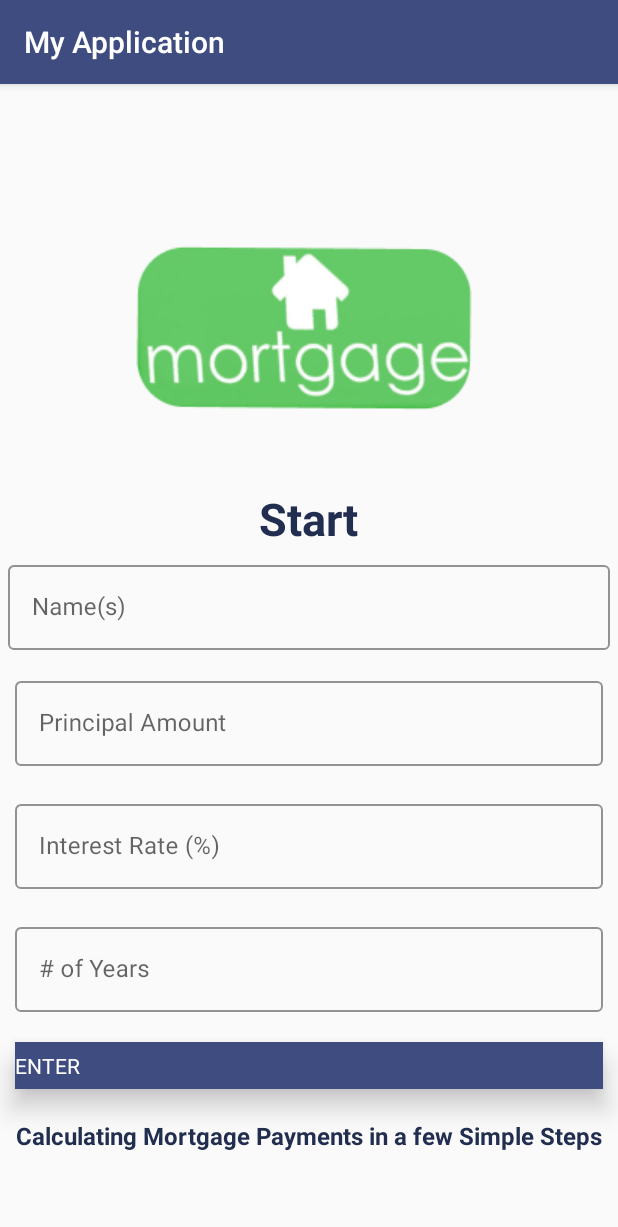
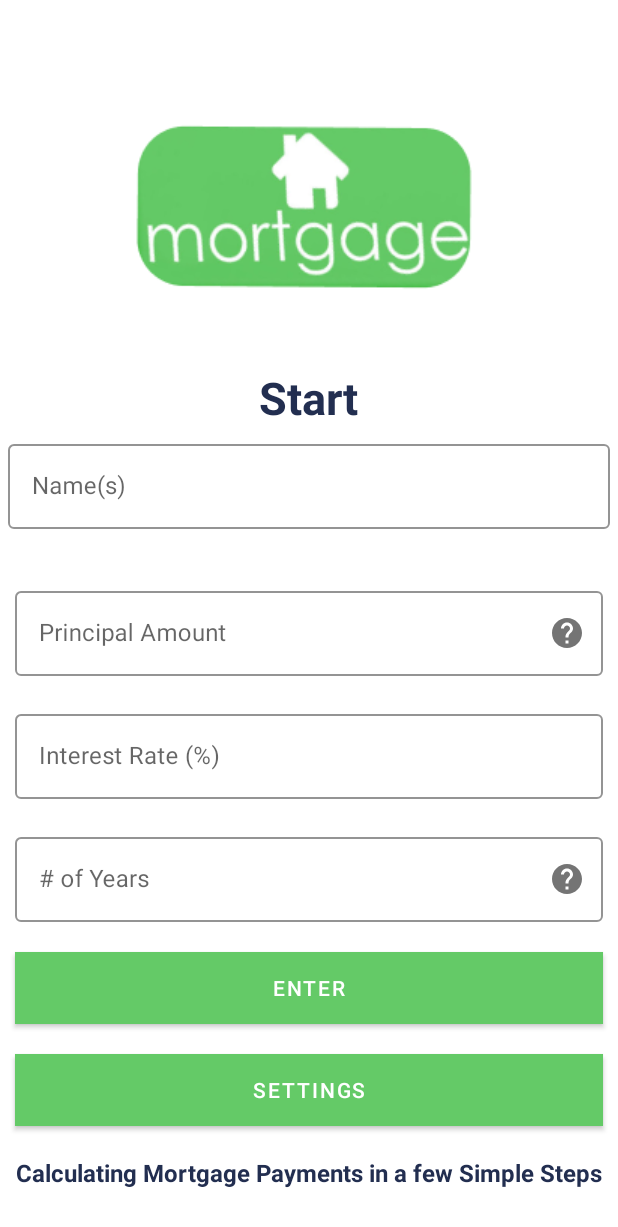
Before and after one commit to tyrellshawn/EzMortgage, an Android app: the screen it shows after launch (MainActivity), on a phone screen of 412 x 824 dp. Shown: the top 1227 px of the screen. Run offline under Robolectric (Android 15) with nearby library versions, the phone set to English and light mode, and no system bars.

Commit message:
Added Trailing Icons for Principal and Years, todo create Dialog that provides users a definition for the Values.

```diff
--- a/app/build.gradle
+++ b/app/build.gradle
@@ -27,5 +27,5 @@ dependencies {
     androidTestImplementation 'androidx.test.espresso:espresso-core:3.2.0'
 
     //Google Material UI
-    implementation 'com.google.android.material:material:1.0.0'
+    implementation 'com.google.android.material:material:1.2.0-alpha03'
 }
--- a/app/src/main/java/com/olaolukiyesi/myapplication/MainActivity.java
+++ b/app/src/main/java/com/olaolukiyesi/myapplication/MainActivity.java
@@ -3,12 +3,27 @@ package com.olaolukiyesi.myapplication;
 import androidx.appcompat.app.AppCompatActivity;
 
 import android.os.Bundle;
+import android.view.View;
+
+import com.google.android.material.dialog.MaterialAlertDialogBuilder;
+import com.google.android.material.textfield.TextInputLayout;
 
 public class MainActivity extends AppCompatActivity {
-
+ TextInputLayout mPrincipalLayout;
+ TextInputLayout mNumberofYearsLayout;
     @Override
     protected void onCreate(Bundle savedInstanceState) {
         super.onCreate(savedInstanceState);
         setContentView(R.layout.activity_main);
+        mPrincipalLayout = findViewById(R.id.txtPrincipal_layout);
+        mNumberofYearsLayout = findViewById(R.id.txtYears_layout);
+
+        mPrincipalLayout.setEndIconOnClickListener(new View.OnClickListener() {
+            @Override
+            public void onClick(View v) {
+
+                //new MaterialAlertDialogBuilder(getApplicationContext(),R.style.ThemeOverlay_MaterialComponents_MaterialAlertDialog).setTitle("Principal").setMessage("The amount due minus the down Payment.").setPositiveButton("Ok",null).show();
+            }
+        });
     }
 }
--- /dev/null
+++ b/app/src/main/res/drawable/ic_help.xml
@@ -0,0 +1,5 @@
+<vector android:height="24dp" android:tint="#909090"
+    android:viewportHeight="24.0" android:viewportWidth="24.0"
+    android:width="24dp" xmlns:android="http://schemas.android.com/apk/res/android">
+    <path android:fillColor="#FF000000" android:pathData="M12,2C6.48,2 2,6.48 2,12s4.48,10 10,10 10,-4.48 10,-10S17.52,2 12,2zM13,19h-2v-2h2v2zM15.07,11.25l-0.9,0.92C13.45,12.9 13,13.5 13,15h-2v-0.5c0,-1.1 0.45,-2.1 1.17,-2.83l1.24,-1.26c0.37,-0.36 0.59,-0.86 0.59,-1.41 0,-1.1 -0.9,-2 -2,-2s-2,0.9 -2,2L8,9c0,-2.21 1.79,-4 4,-4s4,1.79 4,4c0,0.88 -0.36,1.68 -0.93,2.25z"/>
+</vector>
--- a/app/src/main/res/layout/activity_main.xml
+++ b/app/src/main/res/layout/activity_main.xml
@@ -1,4 +1,8 @@
 <?xml version="1.0" encoding="utf-8"?>
+<ScrollView
+    android:layout_width="match_parent"
+    android:layout_height="match_parent"
+    xmlns:android="http://schemas.android.com/apk/res/android">
     <LinearLayout xmlns:android="http://schemas.android.com/apk/res/android"
         xmlns:app="http://schemas.android.com/apk/res-auto"
         android:layout_width="match_parent"
@@ -29,22 +33,34 @@
             android:layout_width="match_parent"
             android:layout_height="wrap_content"
             android:layout_margin="@dimen/DP5"
-        app:boxStrokeColor="@color/colorPrimaryDark">
+            app:boxStrokeColor="@color/colorPrimaryDark"
+            app:errorEnabled="true"
+
+
+            >
 
             <com.google.android.material.textfield.TextInputEditText
                 android:id="@+id/txtName"
                 android:layout_width="match_parent"
                 android:layout_height="wrap_content"
                 android:hint="Name(s)"
-            android:inputType="text" />
+                android:inputType="text"
+
+                />
 
         </com.google.android.material.textfield.TextInputLayout>
         <com.google.android.material.textfield.TextInputLayout
             style="@style/Widget.MaterialComponents.TextInputLayout.OutlinedBox"
+            android:id="@+id/txtPrincipal_layout"
             android:layout_width="match_parent"
             android:layout_height="wrap_content"
             android:layout_margin="@dimen/DP10"
-        app:boxStrokeColor="@color/colorPrimaryDark">
+            app:boxStrokeColor="@color/colorPrimaryDark"
+            app:endIconDrawable="@drawable/ic_help"
+            app:endIconTint="@color/colorGray"
+            app:endIconCheckable="true"
+            app:endIconMode="custom"
+            >
 
             <com.google.android.material.textfield.TextInputEditText
                 android:id="@+id/txtPrincipal"
@@ -71,10 +87,15 @@
         </com.google.android.material.textfield.TextInputLayout>
         <com.google.android.material.textfield.TextInputLayout
             style="@style/Widget.MaterialComponents.TextInputLayout.OutlinedBox"
+            android:id="@+id/txtYears_layout"
             android:layout_width="match_parent"
             android:layout_height="wrap_content"
             android:layout_margin="@dimen/DP10"
-        app:boxStrokeColor="@color/colorPrimaryDark">
+            app:boxStrokeColor="@color/colorPrimaryDark"
+            app:endIconDrawable="@drawable/ic_help"
+            app:endIconTint="@color/colorGray"
+            app:endIconCheckable="true"
+            app:endIconMode="custom">
 
             <com.google.android.material.textfield.TextInputEditText
                 android:id="@+id/txtYears"
@@ -91,9 +112,19 @@
             android:layout_width="match_parent"
             android:layout_height="wrap_content"
             android:layout_margin="@dimen/DP10"
-        android:background="@color/colorAccent"
+            android:background="@color/colorPrimary"
             android:elevation="@dimen/DP10"
             android:text="Enter"
+            android:textAllCaps="true"
+            android:textColor="@color/colorWhite" />
+        <com.google.android.material.button.MaterialButton
+            android:id="@+id/btnSettings"
+            android:layout_width="match_parent"
+            android:layout_height="wrap_content"
+            android:layout_margin="@dimen/DP10"
+            android:background="@color/colorGray"
+            android:elevation="@dimen/DP10"
+            android:text="Settings"
             android:textAllCaps="true"
             android:textColor="@color/colorWhite" />
 
@@ -108,3 +139,4 @@
             android:textStyle="bold" />
 
     </LinearLayout>
+</ScrollView>
--- a/app/src/main/res/values/colors.xml
+++ b/app/src/main/res/values/colors.xml
@@ -1,6 +1,6 @@
 <?xml version="1.0" encoding="utf-8"?>
 <resources>
-    <color name="colorPrimary">#3f4c80</color>
+    <color name="colorPrimary">#64CA67</color>
     <color name="colorPrimaryDark">#222E50</color>
     <color name="colorAccent">#64CA67</color>
     <color name="colorPrimaryText">#222E50</color>
--- a/app/src/main/res/values/styles.xml
+++ b/app/src/main/res/values/styles.xml
@@ -1,11 +1,12 @@
 <resources>
 
     <!-- Base application theme. -->
-    <style name="AppTheme" parent="Theme.AppCompat.Light.DarkActionBar">
+    <style name="AppTheme" parent="Theme.MaterialComponents.Light.NoActionBar">
         <!-- Customize your theme here. -->
         <item name="colorPrimary">@color/colorPrimary</item>
         <item name="colorPrimaryDark">@color/colorPrimaryDark</item>
         <item name="colorAccent">@color/colorAccent</item>
+        <item name="materialAlertDialogTheme">@style/ThemeOverlay.MaterialComponents.MaterialAlertDialog</item>
     </style>
 
 </resources>
```
Lines whose indentation alone changed are shown as unchanged.
